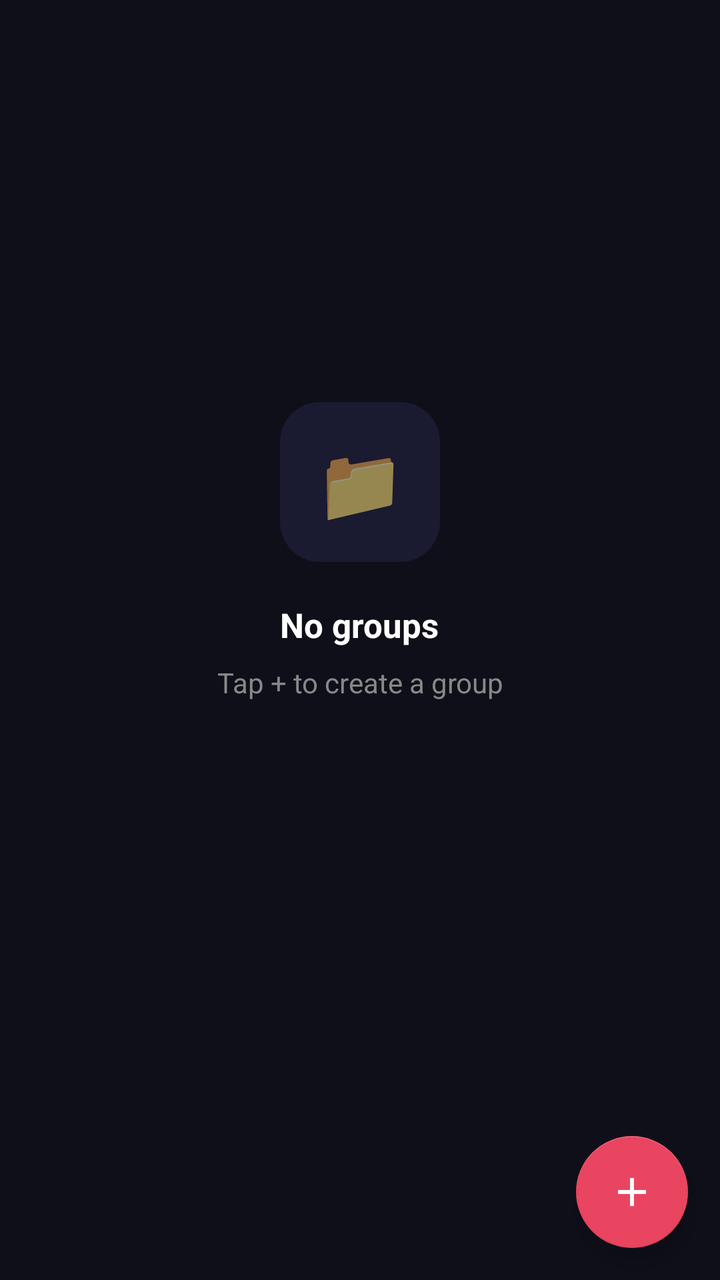
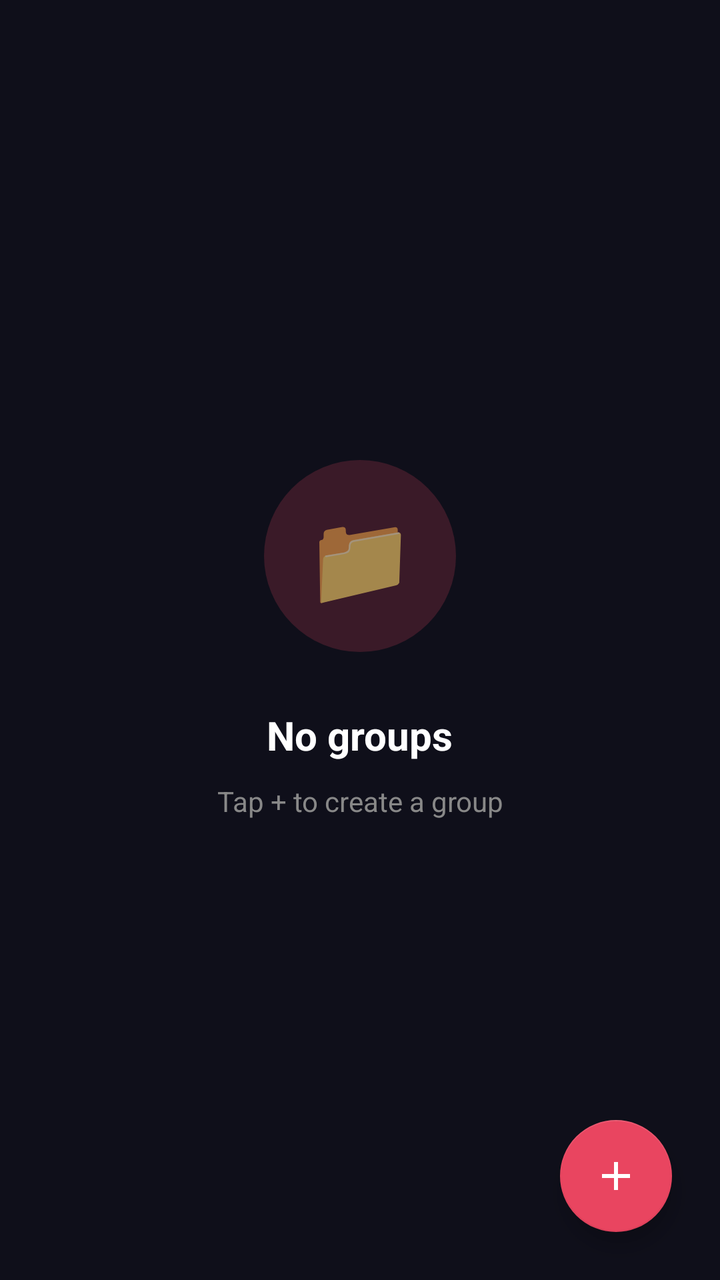

Screens rendered from an Android XML layout before and after an edit, with the pre-edit source and the edit as a unified diff.
<!-- AndroidManifest.xml: application theme Theme.ITNSecureBrowser -->
<!-- res/layout/fragment_groups.xml -->
<?xml version="1.0" encoding="utf-8"?>
<LinearLayout xmlns:android="http://schemas.android.com/apk/res/android"
    xmlns:app="http://schemas.android.com/apk/res-auto"
    android:layout_width="match_parent"
    android:layout_height="match_parent"
    android:orientation="vertical"
    android:background="@color/bg_page">

    
    <LinearLayout
        android:id="@+id/emptyState"
        android:layout_width="match_parent"
        android:layout_height="0dp"
        android:layout_weight="1"
        android:orientation="vertical"
        android:gravity="center"
        android:visibility="visible"
        android:paddingStart="32dp"
        android:paddingEnd="32dp">

        <FrameLayout
            android:layout_width="80dp"
            android:layout_height="80dp"
            android:background="@drawable/bg_empty_state_card"
            android:layout_marginBottom="20dp">

            <TextView
                android:layout_width="wrap_content"
                android:layout_height="wrap_content"
                android:text="📁"
                android:textSize="36sp"
                android:layout_gravity="center" />
        </FrameLayout>

        <TextView
            android:layout_width="wrap_content"
            android:layout_height="wrap_content"
            android:text="@string/groups_empty_title"
            android:textColor="@color/text_primary"
            android:textSize="17sp"
            android:textStyle="bold" />

        <TextView
            android:layout_width="wrap_content"
            android:layout_height="wrap_content"
            android:text="@string/groups_empty_hint"
            android:textColor="@color/text_secondary"
            android:textSize="14sp"
            android:layout_marginTop="8dp"
            android:gravity="center" />
    </LinearLayout>

    <androidx.recyclerview.widget.RecyclerView
        android:id="@+id/groupsList"
        android:layout_width="match_parent"
        android:layout_height="0dp"
        android:layout_weight="1"
        android:visibility="gone"
        android:clipToPadding="false"
        android:paddingStart="12dp"
        android:paddingEnd="12dp"
        android:paddingTop="12dp"
        android:paddingBottom="88dp" />

    <FrameLayout
        android:layout_width="match_parent"
        android:layout_height="wrap_content">

        <com.google.android.material.floatingactionbutton.FloatingActionButton
            android:id="@+id/fabAddGroup"
            android:layout_width="wrap_content"
            android:layout_height="wrap_content"
            android:layout_gravity="end|bottom"
            android:layout_margin="16dp"
            android:src="@drawable/ic_add"
            android:contentDescription="Add group"
            app:backgroundTint="@color/accent"
            app:tint="#FFFFFF"
            app:shapeAppearanceOverlay="@style/ShapeAppearanceOverlay.FAB" />
    </FrameLayout>

</LinearLayout>
<!-- resources referenced by this layout -->
<resources>
  <color name="accent">#E94560</color>
  <color name="bg_page">#0F0F1A</color>
  <color name="text_primary">#FFFFFF</color>
  <color name="text_secondary">#888888</color>
  <!-- drawable bg_empty_state_card (drawable) -->
  <?xml version="1.0" encoding="utf-8"?>
  <shape xmlns:android="http://schemas.android.com/apk/res/android"
      android:shape="rectangle">
      <corners android:radius="20dp" />
      <solid android:color="@color/empty_icon_bg" />
  </shape>
  <!-- drawable ic_add (drawable) -->
  <vector xmlns:android="http://schemas.android.com/apk/res/android"
      android:width="24dp"
      android:height="24dp"
      android:viewportWidth="24"
      android:viewportHeight="24">
      <path
          android:fillColor="#FFFFFF"
          android:pathData="M19,13h-6v6h-2v-6H5v-2h6V5h2v6h6v2z" />
  </vector>
  <string name="groups_empty_hint">Tap + to create a group</string>
  <string name="groups_empty_title">No groups</string>
  <style name="ShapeAppearanceOverlay.FAB" parent="">
          <item name="cornerSize">50%</item>
      </style>
  <style name="Theme.ITNSecureBrowser" parent="Theme.MaterialComponents.DayNight.NoActionBar">
          <item name="colorPrimary">@color/tab_active</item>
          <item name="colorPrimaryVariant">@color/bg_tab_bar</item>
          <item name="colorOnPrimary">@color/text_primary</item>
          <item name="colorSecondary">@color/accent</item>
          <item name="colorOnSecondary">@color/text_primary</item>
          <item name="android:windowBackground">@color/bg_toolbar</item>
          <item name="android:statusBarColor">@color/bg_tab_bar</item>
          <item name="android:navigationBarColor">@color/bg_tab_bar</item>
          <item name="android:windowLightStatusBar">false</item>
      </style>
  <color name="empty_icon_bg">#1A1A30</color>
  <color name="tab_active">#0F3460</color>
  <color name="bg_tab_bar">#1A1A2E</color>
  <color name="bg_toolbar">#16213E</color>
</resources>

<!-- the commit's change to res/layout/fragment_groups.xml (unified diff, before → after) -->
@@ -1,34 +1,32 @@
 <?xml version="1.0" encoding="utf-8"?>
-<LinearLayout xmlns:android="http://schemas.android.com/apk/res/android"
+<FrameLayout xmlns:android="http://schemas.android.com/apk/res/android"
     xmlns:app="http://schemas.android.com/apk/res-auto"
     android:layout_width="match_parent"
     android:layout_height="match_parent"
-    android:orientation="vertical"
     android:background="@color/bg_page">
 
     
     <LinearLayout
         android:id="@+id/emptyState"
         android:layout_width="match_parent"
-        android:layout_height="0dp"
-        android:layout_weight="1"
+        android:layout_height="match_parent"
         android:orientation="vertical"
         android:gravity="center"
         android:visibility="visible"
-        android:paddingStart="32dp"
-        android:paddingEnd="32dp">
+        android:paddingStart="48dp"
+        android:paddingEnd="48dp">
 
         <FrameLayout
-            android:layout_width="80dp"
-            android:layout_height="80dp"
-            android:background="@drawable/bg_empty_state_card"
-            android:layout_marginBottom="20dp">
+            android:layout_width="96dp"
+            android:layout_height="96dp"
+            android:background="@drawable/bg_empty_icon"
+            android:layout_marginBottom="28dp">
 
             <TextView
                 android:layout_width="wrap_content"
                 android:layout_height="wrap_content"
                 android:text="📁"
-                android:textSize="36sp"
+                android:textSize="44sp"
                 android:layout_gravity="center" />
         </FrameLayout>
 
@@ -37,7 +35,7 @@
             android:layout_height="wrap_content"
             android:text="@string/groups_empty_title"
             android:textColor="@color/text_primary"
-            android:textSize="17sp"
+            android:textSize="20sp"
             android:textStyle="bold" />
 
         <TextView
@@ -46,37 +44,34 @@
             android:text="@string/groups_empty_hint"
             android:textColor="@color/text_secondary"
             android:textSize="14sp"
-            android:layout_marginTop="8dp"
+            android:layout_marginTop="10dp"
             android:gravity="center" />
     </LinearLayout>
 
+    
     <androidx.recyclerview.widget.RecyclerView
         android:id="@+id/groupsList"
         android:layout_width="match_parent"
-        android:layout_height="0dp"
-        android:layout_weight="1"
+        android:layout_height="match_parent"
         android:visibility="gone"
         android:clipToPadding="false"
-        android:paddingStart="12dp"
-        android:paddingEnd="12dp"
-        android:paddingTop="12dp"
-        android:paddingBottom="88dp" />
+        android:paddingStart="20dp"
+        android:paddingEnd="20dp"
+        android:paddingTop="16dp"
+        android:paddingBottom="96dp" />
 
-    <FrameLayout
-        android:layout_width="match_parent"
-        android:layout_height="wrap_content">
+    
+    <com.google.android.material.floatingactionbutton.FloatingActionButton
+        android:id="@+id/fabAddGroup"
+        android:layout_width="wrap_content"
+        android:layout_height="wrap_content"
+        android:layout_gravity="bottom|end"
+        android:layout_marginEnd="24dp"
+        android:layout_marginBottom="24dp"
+        android:src="@drawable/ic_add"
+        android:contentDescription="@string/cd_add_schedule"
+        app:backgroundTint="@color/accent"
+        app:tint="#FFFFFF"
+        app:shapeAppearanceOverlay="@style/ShapeAppearanceOverlay.FAB" />
 
-        <com.google.android.material.floatingactionbutton.FloatingActionButton
-            android:id="@+id/fabAddGroup"
-            android:layout_width="wrap_content"
-            android:layout_height="wrap_content"
-            android:layout_gravity="end|bottom"
-            android:layout_margin="16dp"
-            android:src="@drawable/ic_add"
-            android:contentDescription="Add group"
-            app:backgroundTint="@color/accent"
-            app:tint="#FFFFFF"
-            app:shapeAppearanceOverlay="@style/ShapeAppearanceOverlay.FAB" />
-    </FrameLayout>
-
-</LinearLayout>
+</FrameLayout>
<!-- resource entries referenced after the edit -->
@@ -4,12 +4,11 @@
   <color name="bg_page">#0F0F1A</color>
   <color name="text_primary">#FFFFFF</color>
   <color name="text_secondary">#888888</color>
-  <!-- drawable bg_empty_state_card (drawable) -->
+  <!-- drawable bg_empty_icon (drawable) -->
   <?xml version="1.0" encoding="utf-8"?>
   <shape xmlns:android="http://schemas.android.com/apk/res/android"
-      android:shape="rectangle">
-      <corners android:radius="20dp" />
-      <solid android:color="@color/empty_icon_bg" />
+      android:shape="oval">
+      <solid android:color="@color/accent_soft" />
   </shape>
   <!-- drawable ic_add (drawable) -->
   <vector xmlns:android="http://schemas.android.com/apk/res/android"
@@ -21,6 +20,7 @@
           android:fillColor="#FFFFFF"
           android:pathData="M19,13h-6v6h-2v-6H5v-2h6V5h2v6h6v2z" />
   </vector>
+  <string name="cd_add_schedule">Add schedule</string>
   <string name="groups_empty_hint">Tap + to create a group</string>
   <string name="groups_empty_title">No groups</string>
   <style name="ShapeAppearanceOverlay.FAB" parent="">
@@ -37,7 +37,7 @@
           <item name="android:navigationBarColor">@color/bg_tab_bar</item>
           <item name="android:windowLightStatusBar">false</item>
       </style>
-  <color name="empty_icon_bg">#1A1A30</color>
+  <color name="accent_soft">#3A1A28</color>
   <color name="tab_active">#0F3460</color>
   <color name="bg_tab_bar">#1A1A2E</color>
   <color name="bg_toolbar">#16213E</color>
